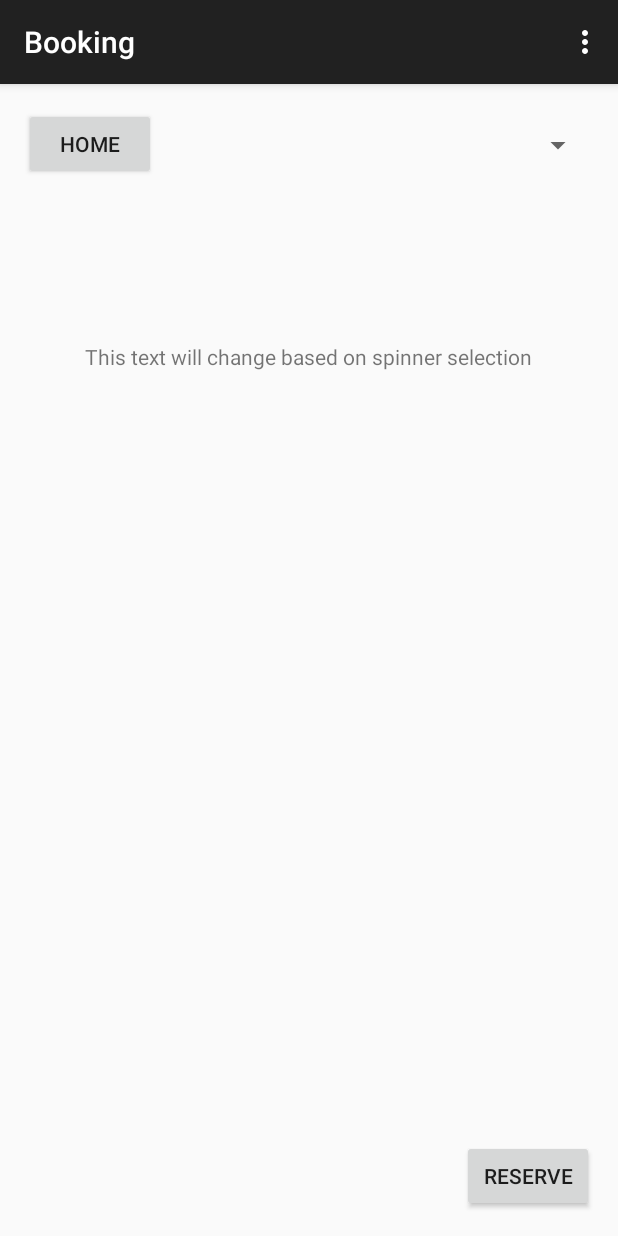
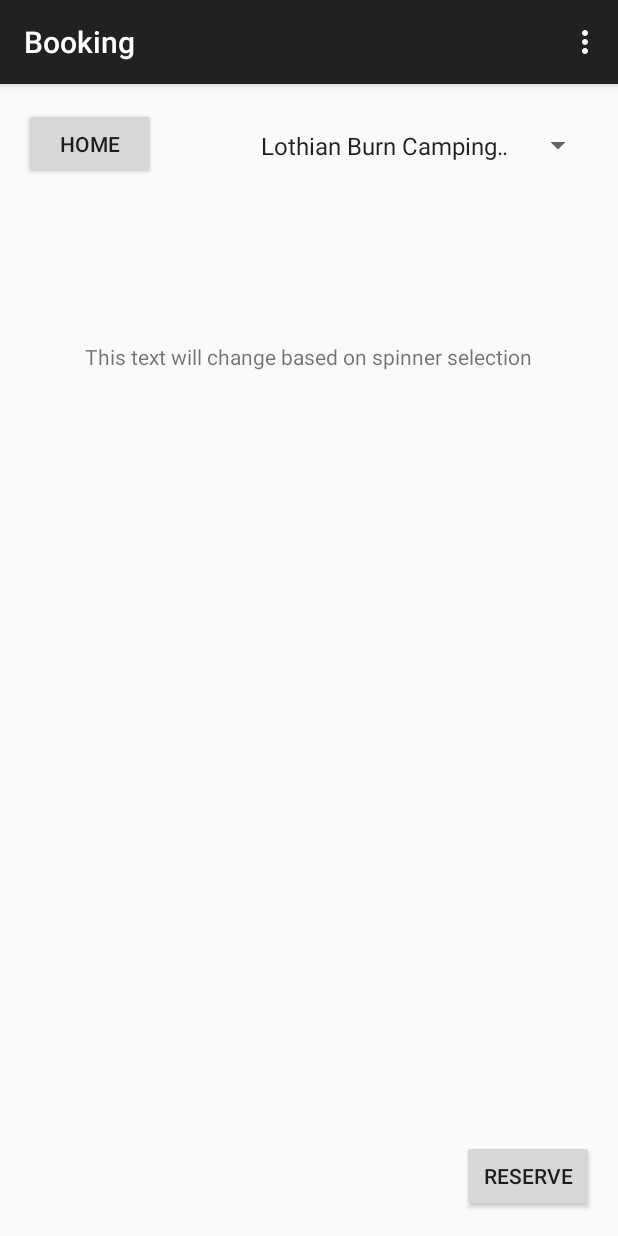
Before and after one commit to mtlingard/test2, an Android app: the SecondActivity screen opened directly, with no data from a screen before it, on a phone screen of 412 x 824 dp. Run offline under Robolectric (Android 15) with nearby library versions, the phone set to English and light mode, and no system bars.

Commit message:
Added some stuff. Buttons work but button on page 2 needs to calculate / store data

```diff
--- a/app/src/main/java/com/uws/b00248923/test/SecondActivity.java
+++ b/app/src/main/java/com/uws/b00248923/test/SecondActivity.java
@@ -6,7 +6,9 @@ import android.os.Bundle;
 import android.view.Menu;
 import android.view.MenuItem;
 import android.view.View;
+import android.widget.ArrayAdapter;
 import android.widget.Button;
+import android.widget.Spinner;
 
 public class SecondActivity extends AppCompatActivity {
 
@@ -36,6 +38,16 @@ public class SecondActivity extends AppCompatActivity {
                 startActivity(mIntent);
             }
         });
+
+//Spinner
+        Spinner spinner = (Spinner) findViewById(R.id.spinner);
+// Create an ArrayAdapter using the string array and a default spinner layout
+        ArrayAdapter<CharSequence> adapter = ArrayAdapter.createFromResource(this,
+                R.array.sites_array, android.R.layout.simple_spinner_item);
+// Specify the layout to use when the list of choices appears
+        adapter.setDropDownViewResource(android.R.layout.simple_spinner_dropdown_item);
+// Apply the adapter to the spinner
+        spinner.setAdapter(adapter);
     }
 
     @Override
--- a/app/src/main/res/layout/activity_second.xml
+++ b/app/src/main/res/layout/activity_second.xml
@@ -27,13 +27,14 @@
         android:layout_alignParentStart="true" />
 
     <Spinner
-        android:layout_width="250dp"
+        android:layout_width="230dp"
         android:layout_height="50dp"
         android:id="@+id/spinner"
         android:layout_alignTop="@+id/btnHome"
         android:layout_alignParentRight="true"
         android:layout_alignParentEnd="true"
-        android:spinnerMode="dropdown" />
+        android:spinnerMode="dialog" />
+
 
     <TextView
         android:layout_width="wrap_content"
--- a/app/src/main/res/values/strings.xml
+++ b/app/src/main/res/values/strings.xml
@@ -23,6 +23,13 @@
     <string name="Tennents_text">This is some text about the Tennents Holiday Park</string>
     <string name="title_activity_test">TestActivity</string>
 
+
+//Spinner Options Array
+    <string-array name="sites_array">
+        <item>Lothian Burn Camping and Caravan Park</item>
+        <item>Loch Bunnel Touring Park</item>
+        <item>Tennents Holiday Park</item>
+    </string-array>
     <string name="hello_world">Hello world!</string>
 
 </resources>
```
